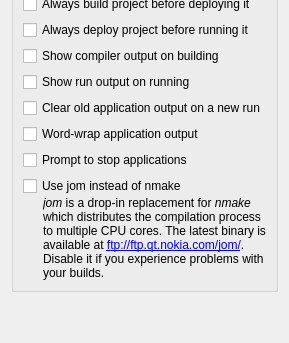
qt-creator/qt-creator, file src/plugins/projectexplorer/projectexplorersettingspage.ui: the form before one commit; both pictures show x 0 to 289 and y 165 to 508 of the 289 by 508 pixel window.
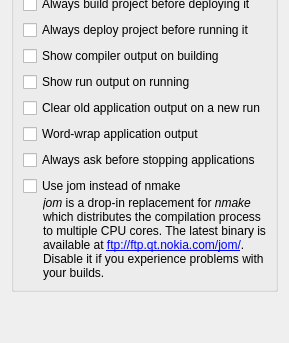
The form after the commit. Custom widgets are drawn as their Qt base class.

Commit message: Improve description of 'Prompt to stop applications' checkbox in options

Diff of the .ui file:
```diff
--- a/src/plugins/projectexplorer/projectexplorersettingspage.ui
+++ b/src/plugins/projectexplorer/projectexplorersettingspage.ui
@@ -99,7 +99,7 @@
       <item>
        <widget class="QCheckBox" name="promptToStopRunControlCheckBox">
         <property name="text">
-         <string>Prompt to stop applications</string>
+         <string>Always ask before stopping applications</string>
         </property>
        </widget>
       </item>
```
Left out of the diff: 3 changed lines with no effect on the pictures.
